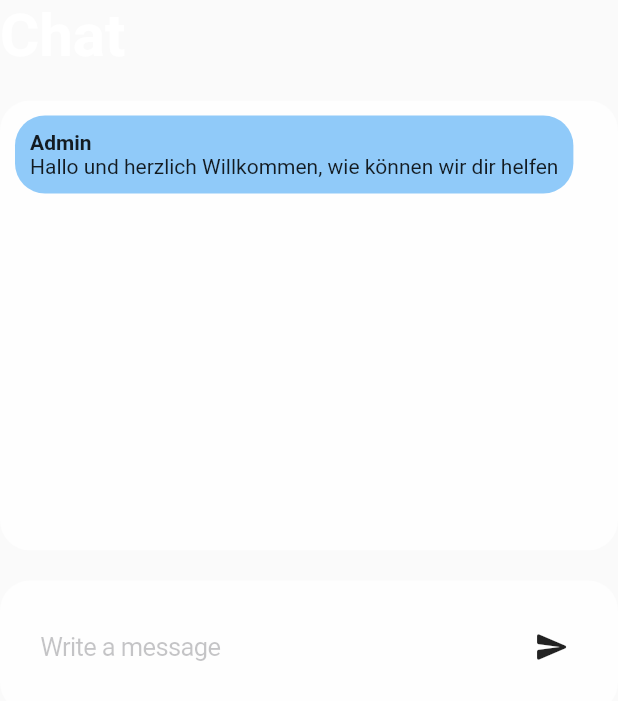
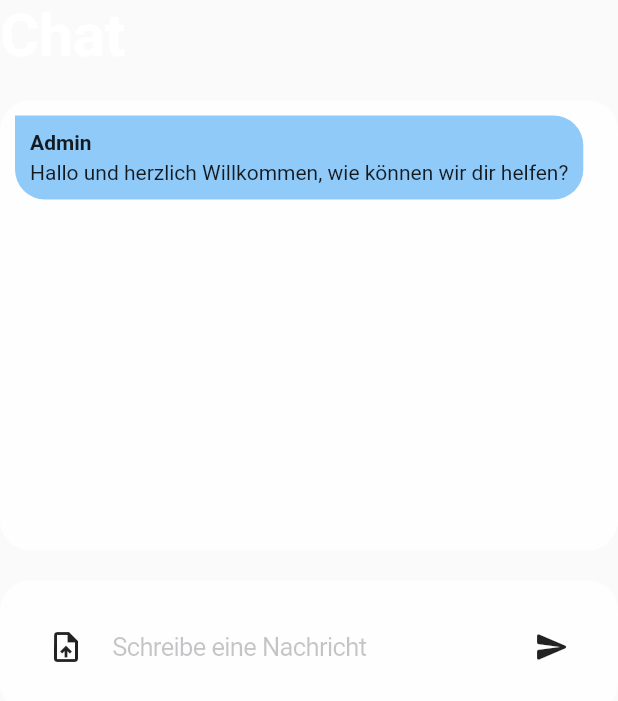
Before and after one commit to moritz-zoellner/nuviwebsite, a Flutter app: the ChatDescription widget shown alone on an empty page, opened directly with empty values, on a phone screen of 412 x 824 dp. Shown: the top 701 px of the screen. Run offline on Flutter 3.47's test engine with Material 2 defaults, Android fonts, the phone set to English and light mode, and no system bars; our stand-ins replace cloud_firestore, firebase_auth, firebase_core; missing offline and left inert: horizontal_data_table; accounts and stored records are empty.

Commit message:
chat functionalities and businessplan

```diff
--- a/lib/management/overview.dart
+++ b/lib/management/overview.dart
@@ -101,54 +101,6 @@ class _BusinessPlanDescriptionState extends State<BusinessPlanDescription> {
             const SizedBox(height: 20),
             Stepper(
               controlsBuilder: (context, onStepContinue) {
-                if (_currentstate == 1) {
-                  return Row(
-                    children: [
-                      Padding(
-                        padding: const EdgeInsets.all(16.0),
-                        child: MaterialButton(
-                            padding: const EdgeInsets.symmetric(
-                                horizontal: 32, vertical: 24),
-                            child: Text("Projekt-Fortschritt",
-                                style: TextStyle(
-                                    color: (isButtonDisabled == true)
-                                        ? Colors.pink
-                                        : Colors.grey)),
-                            color: Colors.white,
-                            mouseCursor: SystemMouseCursors.forbidden,
-                            shape: const RoundedRectangleBorder(
-                                borderRadius:
-                                    BorderRadius.all(Radius.circular(20))),
-                            onPressed:
-                                (isButtonDisabled == true) ? () {} : () {}),
-                      ),
-                    ],
-                  );
-                }
-                if (_currentstate == 2) {
-                  return Row(
-                    children: [
-                      Padding(
-                        padding: const EdgeInsets.all(16.0),
-                        child: MaterialButton(
-                            padding: const EdgeInsets.symmetric(
-                                horizontal: 32, vertical: 24),
-                            child: Text("Dokument",
-                                style: TextStyle(
-                                    color: (isButtonDisabled == true)
-                                        ? Colors.pink
-                                        : Colors.grey)),
-                            color: Colors.white,
-                            mouseCursor: SystemMouseCursors.forbidden,
-                            shape: const RoundedRectangleBorder(
-                                borderRadius:
-                                    BorderRadius.all(Radius.circular(20))),
-                            onPressed:
-                                (isButtonDisabled == true) ? () {} : () {}),
-                      ),
-                    ],
-                  );
-                }
                 return const SizedBox.shrink();
               },
               steps: [
@@ -246,7 +198,10 @@ class ChatDescription extends StatelessWidget {
                           decoration:
                               const BoxDecoration(color: Colors.white70),
                           constraints: const BoxConstraints(
-                              maxHeight: 400, maxWidth: 600, minHeight: 300),
+                            maxHeight: 400,
+                            maxWidth: 600,
+                            minHeight: 300,
+                          ),
                           child: SingleChildScrollView(
                               child: Column(
                             mainAxisSize: MainAxisSize.min,
@@ -263,8 +218,11 @@ class ChatDescription extends StatelessWidget {
                                       padding: const EdgeInsets.all(10),
                                       decoration: BoxDecoration(
                                           color: Colors.blue.shade200,
-                                          borderRadius:
-                                              BorderRadius.circular(20)),
+                                          borderRadius: const BorderRadius.only(
+                                              topRight: Radius.circular(20),
+                                              bottomLeft: Radius.circular(20),
+                                              bottomRight:
+                                                  Radius.circular(20))),
                                       child: Column(
                                         crossAxisAlignment:
                                             CrossAxisAlignment.start,
@@ -274,8 +232,11 @@ class ChatDescription extends StatelessWidget {
                                             style: TextStyle(
                                                 fontWeight: FontWeight.bold),
                                           ),
+                                          SizedBox(
+                                            height: 4,
+                                          ),
                                           Text(
-                                              "Hallo und herzlich Willkommen, wie können wir dir helfen"),
+                                              "Hallo und herzlich Willkommen, wie können wir dir helfen?"),
                                         ],
                                       )),
                                 );
@@ -295,8 +256,11 @@ class ChatDescription extends StatelessWidget {
                                       padding: const EdgeInsets.all(10),
                                       decoration: BoxDecoration(
                                           color: Colors.blue.shade200,
-                                          borderRadius:
-                                              BorderRadius.circular(20)),
+                                          borderRadius: const BorderRadius.only(
+                                              topRight: Radius.circular(20),
+                                              bottomLeft: Radius.circular(20),
+                                              bottomRight:
+                                                  Radius.circular(20))),
                                       child: Column(
                                         crossAxisAlignment:
                                             CrossAxisAlignment.start,
@@ -305,19 +269,26 @@ class ChatDescription extends StatelessWidget {
                                             mainAxisAlignment:
                                                 MainAxisAlignment.spaceBetween,
                                             children: [
-                                              Text(
+                                              Flexible(
+                                                child: Text(
                                                   mes["sender"],
                                                   style: const TextStyle(
                                                       fontWeight:
                                                           FontWeight.bold),
                                                 ),
-                                              Text(
+                                              ),
+                                              Flexible(
+                                                child: Text(
                                                   mes["time"].toString(),
-                                                style: const TextStyle(
+                                                  style: TextStyle(
                                                       fontSize: 12,
-                                                    color: Colors.grey),
+                                                      color: Colors.grey[800]),
+                                                ),
                                               ),
                                             ],
+                                          ),
+                                          const SizedBox(
+                                            height: 4,
                                           ),
                                           Text(mes["content"]),
                                         ],
@@ -335,8 +306,10 @@ class ChatDescription extends StatelessWidget {
                                       padding: const EdgeInsets.all(10),
                                       decoration: BoxDecoration(
                                           color: Colors.pink.shade200,
-                                          borderRadius:
-                                              BorderRadius.circular(20)),
+                                          borderRadius: const BorderRadius.only(
+                                              bottomRight: Radius.circular(20),
+                                              topLeft: Radius.circular(20),
+                                              bottomLeft: Radius.circular(20))),
                                       child: Column(
                                         crossAxisAlignment:
                                             CrossAxisAlignment.start,
@@ -345,19 +318,26 @@ class ChatDescription extends StatelessWidget {
                                             mainAxisAlignment:
                                                 MainAxisAlignment.spaceBetween,
                                             children: [
-                                              Text(
+                                              Flexible(
+                                                child: Text(
                                                   mes["sender"],
                                                   style: const TextStyle(
                                                       fontWeight:
                                                           FontWeight.bold),
                                                 ),
-                                              Text(
+                                              ),
+                                              Flexible(
+                                                child: Text(
                                                   mes["time"].toString(),
-                                                style: const TextStyle(
+                                                  style: TextStyle(
                                                       fontSize: 12,
-                                                    color: Colors.grey),
+                                                      color: Colors.grey[800]),
+                                                ),
                                               ),
                                             ],
+                                          ),
+                                          const SizedBox(
+                                            height: 4,
                                           ),
                                           Text(mes["content"]),
                                         ],
@@ -384,15 +364,23 @@ class ChatDescription extends StatelessWidget {
                                 .add({
                               "sender": "You",
                               "time":
-                                  "${DateTime.now().hour}:${DateTime.now().minute}",
+                                  "Datum: ${DateTime.now().day}.${DateTime.now().month}.${DateTime.now().year} Uhrzeit:${DateTime.now().hour}:${DateTime.now().minute}",
                               "content": messageController.text,
                               "index": messages.length
                             });
                             messageController.clear();
                           },
+                          prefix: IconButton(
+                            onPressed: () {},
+                            icon: const Icon(
+                              Icons.upload_file,
+                            ),
+                            tooltip: "Hochladen",
+                          ),
                           suffix: IconButton(
                             onPressed: () {
                               // send to Firebase
+                              if (messageController.text != "") {
                                 FirebaseFirestore.instance
                                     .collection("apps")
                                     .doc(uid)
@@ -400,14 +388,19 @@ class ChatDescription extends StatelessWidget {
                                     .add({
                                   "sender": "You",
                                   "time":
-                                      "${DateTime.now().hour}:${DateTime.now().minute}",
+                                      "Datum: ${DateTime.now().day}.${DateTime.now().month}.${DateTime.now().year} Uhrzeit:${DateTime.now().hour}:${DateTime.now().minute}",
                                   "content": messageController.text,
                                   "index": messages.length
                                 });
                                 messageController.clear();
+                              }
                             },
-                              icon: const Icon(Icons.send_rounded)),
-                          placeholder: "Write a message"))
+                            icon: const Icon(
+                              Icons.send_rounded,
+                            ),
+                            tooltip: "Senden",
+                          ),
+                          placeholder: "Schreibe eine Nachricht"))
                 ]);
           }),
     );
```
Lines whose indentation alone changed are shown as unchanged.
